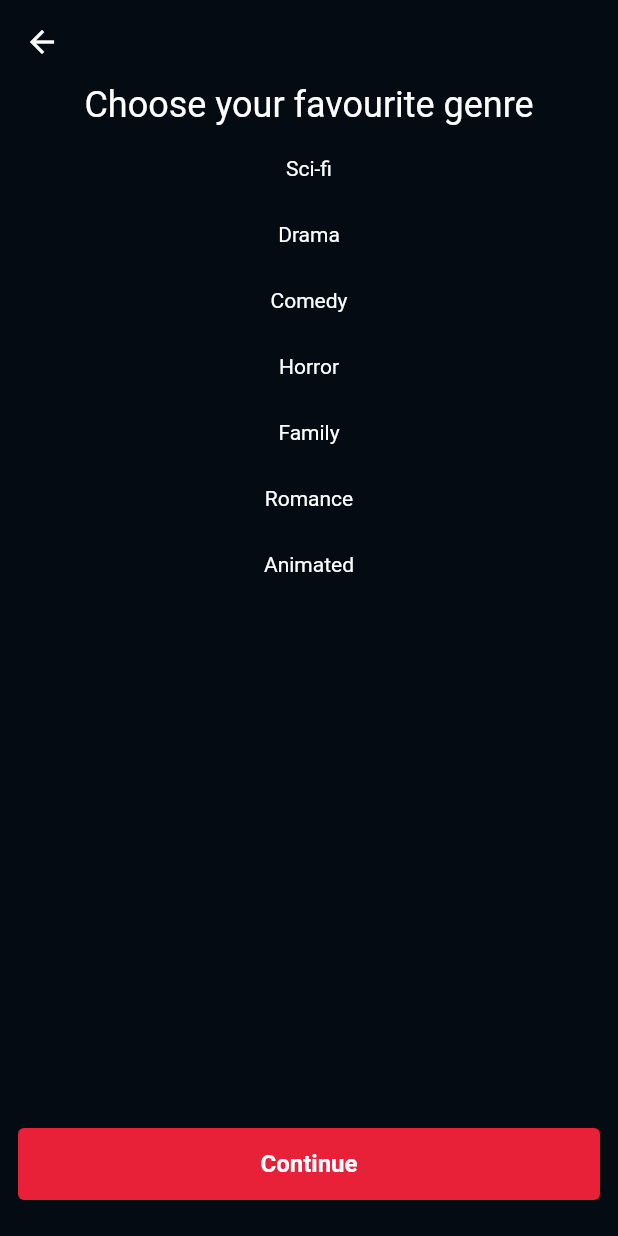
After one commit to Takshaksh/flutter-cinema-score, a Flutter app: the screen it shows after launch, after a tap on "Get Started", on a phone screen of 412 x 824 dp. The commit adds this screen. Run offline on Flutter 3.47's test engine with Material 2 defaults, Android fonts, the phone set to English and light mode, and no system bars; our stand-ins replace dio, flutter_riverpod.

Commit message:
Genre added

```diff
--- /dev/null
+++ b/lib/core/data/models/genre.dart
@@ -0,0 +1,35 @@
+import 'package:flutter/foundation.dart';
+
+@immutable
+class Genre{
+  final String name;
+  final bool isSelected;
+  final int id;
+
+  const Genre({required this.name, this.id = 0, this.isSelected = false});
+
+  Genre toggleSelected(){
+    return Genre(
+      name: name,
+      id: id,
+      isSelected: !isSelected,
+    );
+  }
+
+  @override
+  String toString() {
+    return 'Genre{name: $name, isSelected: $isSelected, id: $id}';
+  }
+
+  @override
+  bool operator ==(Object other) =>
+      identical(this, other) ||
+      other is Genre &&
+          runtimeType == other.runtimeType &&
+          name == other.name &&
+          isSelected == other.isSelected &&
+          id == other.id;
+
+  @override
+  int get hashCode => name.hashCode ^ isSelected.hashCode ^ id.hashCode;
+}
--- a/lib/core/utils/constants.dart
+++ b/lib/core/utils/constants.dart
@@ -1,2 +1,3 @@
 const mBorderRadius = 8.0;
+const mListItemSpacing = 12.0;
 const mMediumSpacing = 24.0;
--- /dev/null
+++ b/lib/ui/movie_flow/genre/genre_screen.dart
@@ -0,0 +1,80 @@
+import 'package:cinema_score/core/data/models/genre.dart';
+import 'package:cinema_score/core/utils/constants.dart';
+import 'package:cinema_score/ui/movie_flow/genre/list_card.dart';
+import 'package:cinema_score/ui/widgets/primary_button.dart';
+import 'package:flutter/material.dart';
+
+class GenreScreen extends StatefulWidget{
+  GenreScreen({super.key, required this.nextPage, required this.previousPage});
+
+  VoidCallback nextPage;
+  VoidCallback previousPage;
+
+  @override
+  _GenreScreenState createState() => _GenreScreenState();
+}
+
+class _GenreScreenState extends State<GenreScreen>{
+  List<Genre> genres = const [
+    Genre(name: "Sci-fi"),
+    Genre(name: 'Drama'),
+    Genre(name: 'Comedy'),
+    Genre(name: 'Horror'),
+    Genre(name: 'Family'),
+    Genre(name: 'Romance'),
+    Genre(name: 'Animated'),
+  ];
+
+  void toggleSelected(Genre genre){
+    List<Genre> updatedGenres = [
+      for(final oldGenre in genres)
+        if(oldGenre == genre) oldGenre.toggleSelected() else oldGenre
+    ];
+
+    setState(() {
+      genres = updatedGenres;
+    });
+  }
+
+  @override
+  Widget build(BuildContext context) {
+    final theme = Theme.of(context);
+    return Scaffold(
+      appBar: AppBar(
+        leading: BackButton(
+          onPressed: widget.previousPage,
+        ),
+      ),
+      body: Center(
+        child: Column(
+          children: [
+            Text(
+              "Choose your favourite genre",
+              style: theme.textTheme.headlineSmall,
+              textAlign: TextAlign.center,
+            ),
+            Expanded(
+              child: ListView.separated(
+                padding: const EdgeInsets.symmetric(vertical: mListItemSpacing),
+                itemBuilder: (context, index){
+                  final genre = genres[index];
+                  return ListCard(
+                    genre: genre,
+                    onTap: () => toggleSelected(genre),
+                  );
+                },
+                separatorBuilder: (context, index){
+                  return const SizedBox(height: mListItemSpacing,);
+                },
+                itemCount: genres.length
+              ),
+            ),
+            PrimaryButton(onPressed: widget.nextPage, text: "Continue"),
+            const SizedBox(height: mMediumSpacing,)
+          ],
+        ),
+      ),
+    );
+  }
+
+}
--- /dev/null
+++ b/lib/ui/movie_flow/genre/list_card.dart
@@ -0,0 +1,34 @@
+import 'package:cinema_score/core/data/models/genre.dart';
+import 'package:cinema_score/core/utils/constants.dart';
+import 'package:flutter/cupertino.dart';
+import 'package:flutter/material.dart';
+
+class ListCard extends StatelessWidget{
+  const ListCard({super.key, required this.genre, required this.onTap});
+
+  final Genre genre;
+  final VoidCallback onTap;
+
+  @override
+  Widget build(BuildContext context) {
+    return UnconstrainedBox(
+      child: Material(
+        color: genre.isSelected ? Theme.of(context).colorScheme.primary : Colors.transparent,
+        borderRadius: BorderRadius.circular(mBorderRadius),
+        child: InkWell(
+          borderRadius: BorderRadius.circular(mBorderRadius),
+          onTap: onTap,
+          child: Container(
+            width: 180,
+            padding: const EdgeInsets.symmetric(vertical: 8, horizontal: 16),
+            child: Text(
+              genre.name,
+              textAlign: TextAlign.center,
+            ),
+          ),
+        ),
+      ),
+    );
+  }
+
+}
--- a/lib/ui/movie_flow/landing/landing_screen.dart
+++ b/lib/ui/movie_flow/landing/landing_screen.dart
@@ -24,7 +24,7 @@ class LandingScreen extends ConsumerWidget{
               textAlign: TextAlign.center,
             ),
             const Spacer(),
-            Image.asset(AssetManager.movieBoy, width: 350, height: 350,),
+            Image.asset(AssetManager.movieBoy, width: 300, height: 300,),
             const Spacer(),
             PrimaryButton(
               onPressed: nextPage,
--- a/lib/ui/movie_flow/movie_flow.dart
+++ b/lib/ui/movie_flow/movie_flow.dart
@@ -1,4 +1,5 @@
 import 'package:cinema_score/theme/colors.dart';
+import 'package:cinema_score/ui/movie_flow/genre/genre_screen.dart';
 import 'package:cinema_score/ui/movie_flow/landing/landing_screen.dart';
 import 'package:flutter/material.dart';
 
@@ -39,6 +40,7 @@ class MovieFlowState extends State<MovieFlow>{
       physics: const NeverScrollableScrollPhysics(), // disables swipes by finger
       children: [
         LandingScreen(nextPage: nextPage, previousPage: previousPage),
+        GenreScreen(nextPage: nextPage, previousPage: previousPage),
         Scaffold(body: Container(color: Rang.accentColor,),),
         Scaffold(body: Container(color: Rang.red500,),),
 
```
